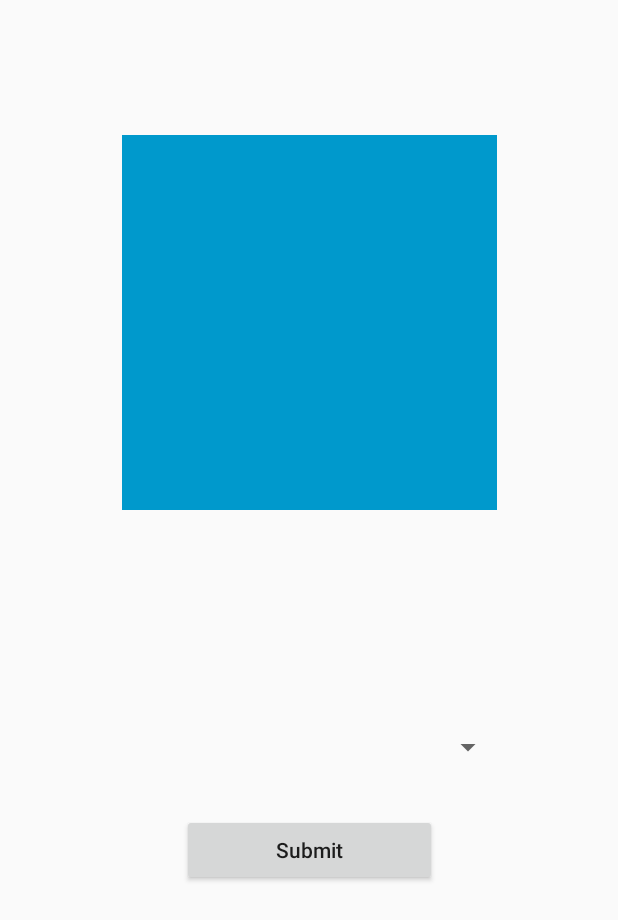
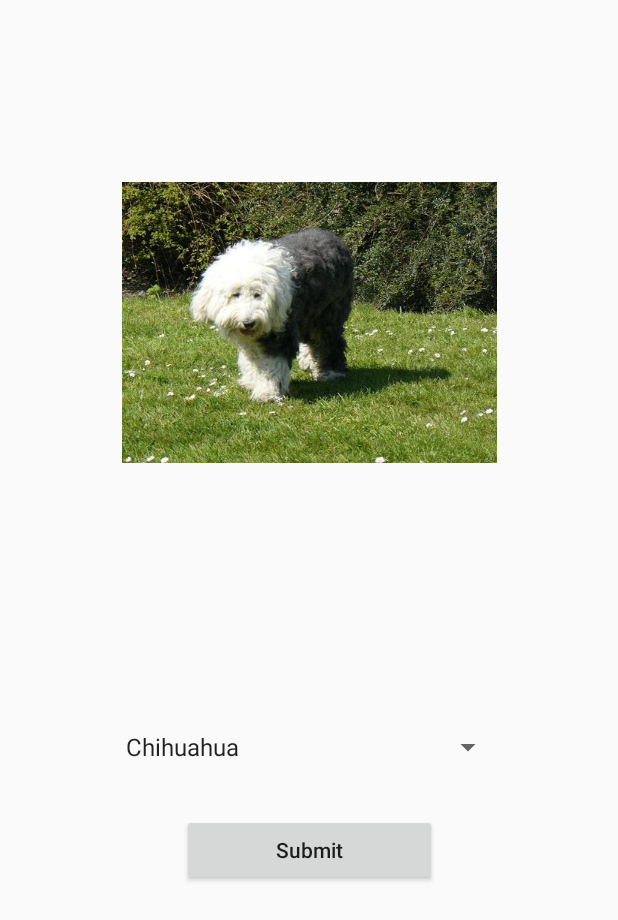
Before and after one commit to DinDev3/Doggo-Match, an Android app: the IdentifyBreedActivity screen opened directly, with no data from a screen before it, on a phone screen of 412 x 824 dp. Shown: the top 920 px of the screen. Run offline under Robolectric (Android 15) with nearby library versions, the phone set to English and light mode, and no system bars.

Commit message:
Worked on First game

```diff
--- a/CW1/DoggoMatch/app/src/main/java/lk/dinuka/doggomatch/IdentifyBreedActivity.java
+++ b/CW1/DoggoMatch/app/src/main/java/lk/dinuka/doggomatch/IdentifyBreedActivity.java
@@ -3,8 +3,15 @@ package lk.dinuka.doggomatch;
 import androidx.appcompat.app.AppCompatActivity;
 
 import android.os.Bundle;
+import android.view.View;
+import android.widget.AdapterView;
+import android.widget.ArrayAdapter;
+import android.widget.Spinner;
+import android.widget.Toast;
 
-public class IdentifyBreedActivity extends AppCompatActivity {
+public class IdentifyBreedActivity extends AppCompatActivity implements AdapterView.OnItemSelectedListener {
+
+    int imagesOldEnglishSheep[] = {R.drawable.n02105641_764};
 
     @Override
     protected void onCreate(Bundle savedInstanceState) {
@@ -18,5 +25,47 @@ public class IdentifyBreedActivity extends AppCompatActivity {
         catch (NullPointerException e){}
 
         setContentView(R.layout.activity_identify_breed);
+
+
+
+        // create the spinner
+        Spinner spinner = findViewById(R.id.breed_spinner);
+
+        if (spinner != null) {
+            spinner.setOnItemSelectedListener(this);
+        }
+
+        // Create ArrayAdapter using the string array and default spinner layout.
+        ArrayAdapter<CharSequence> adapter = ArrayAdapter.createFromResource(this,
+                R.array.breeds_array, android.R.layout.simple_spinner_item);
+
+
+        // Specify the layout to use when the list of choices appears.
+        adapter.setDropDownViewResource
+                (android.R.layout.simple_spinner_dropdown_item);
+
+        // Apply the adapter to the spinner.
+        if (spinner != null) {
+            spinner.setAdapter(adapter);
+        }
+
+    }
+
+
+
+    @Override
+    public void onItemSelected(AdapterView<?> adapterView, View view, int i, long l) {
+        String spinnerLabel = adapterView.getItemAtPosition(i).toString();
+        displayToast(spinnerLabel);             // used to check whether the correct spinner item was identified. <Can remove later>
+    }
+
+    @Override
+    public void onNothingSelected(AdapterView<?> adapterView) {
+
+    }
+
+    public void displayToast(String message) {          // used to check whether the spinner works as expected
+        Toast.makeText(getApplicationContext(), message,
+                Toast.LENGTH_SHORT).show();
     }
 }
--- a/CW1/DoggoMatch/app/src/main/res/layout/activity_identify_breed.xml
+++ b/CW1/DoggoMatch/app/src/main/res/layout/activity_identify_breed.xml
@@ -16,7 +16,7 @@
         app:layout_constraintHorizontal_bias="0.5"
         app:layout_constraintStart_toStartOf="parent"
         app:layout_constraintTop_toTopOf="parent"
-        app:srcCompat="@android:color/holo_blue_dark" />
+        app:srcCompat="@drawable/n02105641_764" />
 
     <Spinner
         android:id="@+id/breed_spinner"
--- a/CW1/DoggoMatch/app/src/main/res/values/strings.xml
+++ b/CW1/DoggoMatch/app/src/main/res/values/strings.xml
@@ -15,4 +15,19 @@
     <string name="stop_label">Stop</string>
     <string name="enter_a_breed_hint">Enter a Breed</string>
     <string name="random_image_of_breed_description">Random image of dog breed</string>
+
+
+    <string-array name="breeds_array">
+        <item>Chihuahua</item>
+        <item>Afghan Hound</item>
+        <item>Basset</item>
+        <item>Blood Hound</item>
+        <item>Australian Terrier</item>
+        <item>Golden Retriever</item>
+        <item>Labrador Retriever</item>
+        <item>Old English Sheepdog</item>
+        <item>Rottweiler</item>
+        <item>Great Swiss Mountain Dog</item>
+        <item>Dingo</item>
+    </string-array>
 </resources>
```
Also changed, not shown: CW1/DoggoMatch/app/src/main/res/drawable/n02105641_6270.jpg (added), CW1/DoggoMatch/app/src/main/res/drawable/n02105641_764.jpg (added).
